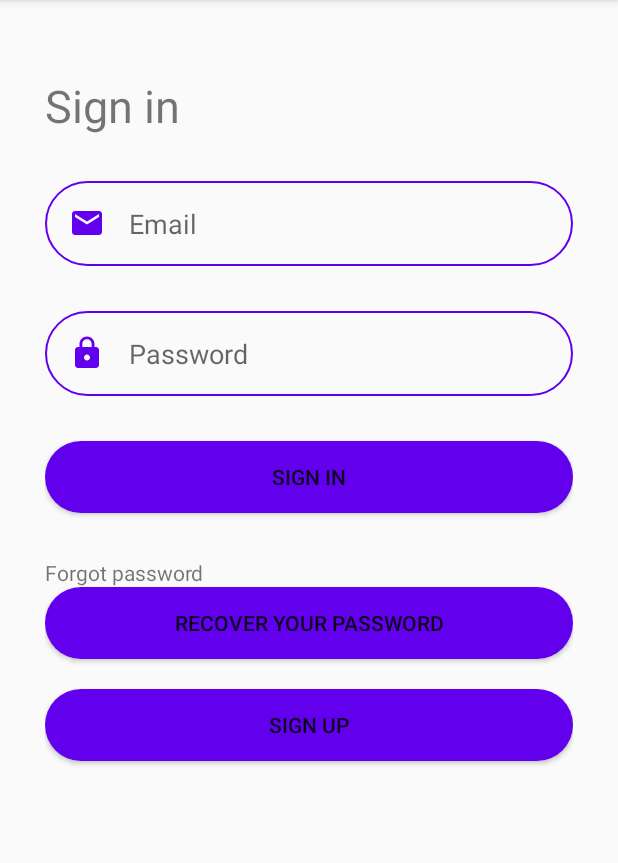
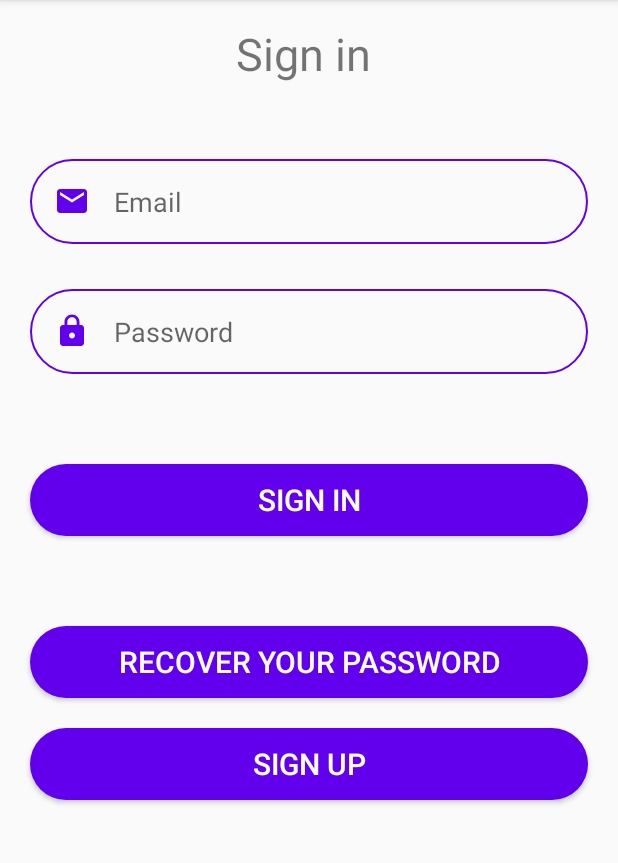
Before and after one commit to Roman-30/--5.2-1, an Android app: the fragment EntryFragment placed in its activity, on a phone screen of 412 x 824 dp, the part 84-947 px from its top. Run offline under Robolectric (Android 15) with nearby library versions, the phone set to English and light mode, and no system bars.

Commit message:
Correction of button design

```diff
--- a/Frontend/MusicZoneApp/app/src/main/res/layout/activity_edit_account.xml
+++ b/Frontend/MusicZoneApp/app/src/main/res/layout/activity_edit_account.xml
@@ -17,6 +17,8 @@
         android:background="@drawable/round_bg"
         android:onClick="goBack"
         android:text="@string/back"
+        android:textColor="@color/textButtonColor"
+        android:textSize="20dp"
         app:layout_constraintStart_toStartOf="parent"
         tools:ignore="MissingConstraints" />
 
@@ -123,6 +125,8 @@
         android:background="@drawable/round_bg"
         android:onClick="save"
         android:text="@string/save"
+        android:textColor="@color/textButtonColor"
+        android:textSize="20dp"
         tools:ignore="MissingConstraints" />
 
 </RelativeLayout>
--- a/Frontend/MusicZoneApp/app/src/main/res/layout/fragment_entry.xml
+++ b/Frontend/MusicZoneApp/app/src/main/res/layout/fragment_entry.xml
@@ -1,38 +1,27 @@
 <?xml version="1.0" encoding="utf-8"?>
-<androidx.constraintlayout.widget.ConstraintLayout xmlns:android="http://schemas.android.com/apk/res/android"
+<RelativeLayout xmlns:android="http://schemas.android.com/apk/res/android"
     xmlns:app="http://schemas.android.com/apk/res-auto"
     xmlns:tools="http://schemas.android.com/tools"
     android:layout_width="match_parent"
     android:layout_height="match_parent">
 
-    <LinearLayout
-        android:id="@+id/linearLayout3"
-        android:layout_width="match_parent"
-        android:layout_height="match_parent"
-        android:layout_marginHorizontal="30dp"
-        android:layout_marginTop="50dp"
-        android:orientation="vertical"
-        app:layout_constraintBottom_toBottomOf="parent"
-        app:layout_constraintEnd_toEndOf="parent"
-        app:layout_constraintStart_toStartOf="parent"
-        app:layout_constraintTop_toTopOf="parent">
 
     <TextView
         android:id="@+id/title"
         android:layout_width="wrap_content"
         android:layout_height="wrap_content"
+        android:layout_alignParentStart="true"
+        android:layout_alignParentTop="true"
+        android:layout_marginStart="157dp"
+        android:layout_marginTop="15dp"
         android:text="@string/sign_in"
         android:textSize="30sp" />
 
-
-        <LinearLayout
-            android:layout_width="match_parent"
-            android:layout_height="wrap_content"
-            android:layout_marginTop="30dp"
-            android:orientation="vertical">
-
     <EditText
             android:id="@+id/email_input"
+            android:layout_below="@id/title"
+            android:layout_marginTop="50dp"
+            android:layout_marginHorizontal="20dp"
             android:layout_width="match_parent"
             android:layout_height="wrap_content"
             android:background="@drawable/round_border"
@@ -40,15 +29,7 @@
             android:drawablePadding="16dp"
             android:ems="10"
             android:hint="@string/email"
-                android:padding="16dp"
-                app:layout_constraintTop_toBottomOf="@id/second_name_input" />
-        </LinearLayout>
-
-        <LinearLayout
-            android:layout_width="match_parent"
-            android:layout_height="wrap_content"
-            android:layout_marginTop="30dp"
-            android:orientation="vertical">
+            android:padding="16dp" />
 
 
         <EditText
@@ -57,43 +38,48 @@
             android:layout_height="wrap_content"
             android:background="@drawable/round_border"
             android:drawableStart="@drawable/ic_lock"
+            android:layout_marginTop="30dp"
+            android:layout_marginHorizontal="20dp"
             android:drawablePadding="16dp"
+            android:layout_below="@id/email_input"
             android:ems="10"
             android:hint="@string/password"
-                android:padding="16dp"
-                app:layout_constraintTop_toBottomOf="@id/second_name_input" />
-        </LinearLayout>
+            android:padding="16dp" />
 
     <Button
         android:id="@+id/sign_in_button"
         android:layout_width="match_parent"
         android:layout_height="wrap_content"
-            android:layout_marginTop="30dp"
+        android:layout_below="@id/password_input"
+        android:layout_marginHorizontal="20dp"
+        android:layout_marginTop="60dp"
         android:background="@drawable/round_bg"
-            android:text="@string/sign_in" />
-
-        <TextView
-            android:id="@+id/forgot_password"
-            android:layout_width="159dp"
-            android:layout_height="wrap_content"
-            android:layout_marginTop="30dp"
-            android:text="@string/forgot_password" />
+        android:text="@string/sign_in"
+        android:textColor="@color/textButtonColor"
+        android:textSize="20dp" />
 
     <Button
         android:id="@+id/recover_password"
         android:layout_width="match_parent"
         android:layout_height="wrap_content"
+        android:layout_below="@id/sign_in_button"
+        android:layout_marginHorizontal="20dp"
+        android:layout_marginTop="60dp"
         android:background="@drawable/round_bg"
-            android:text="@string/recover_password" />
+        android:text="@string/recover_password"
+        android:textColor="@color/textButtonColor"
+        android:textSize="20dp" />
 
     <Button
         android:id="@+id/sign_up_button"
         android:layout_width="match_parent"
         android:layout_height="wrap_content"
+        android:layout_below="@id/recover_password"
+        android:layout_marginHorizontal="20dp"
         android:layout_marginTop="20dp"
         android:background="@drawable/round_bg"
-            android:text="@string/sign_up" />
+        android:text="@string/sign_up"
+        android:textColor="@color/textButtonColor"
+        android:textSize="20dp" />
 
-    </LinearLayout>
-
-</androidx.constraintlayout.widget.ConstraintLayout>
+</RelativeLayout>
--- a/Frontend/MusicZoneApp/app/src/main/res/values/colors.xml
+++ b/Frontend/MusicZoneApp/app/src/main/res/values/colors.xml
@@ -4,6 +4,8 @@
     <color name="colorPrimaryDark">#3700B3</color>
     <color name="colorAccent">#03DAC5</color>
 
+    <color name="textButtonColor">#FFFFFFFF</color>
+
     <color name="black">#FF000000</color>
     <color name="white">#FFFFFFFF</color>
 </resources>
```
Also changed, not shown: Frontend/MusicZoneApp/app/src/main/res/layout/activity_new_password.xml (+6 -47 lines), Frontend/MusicZoneApp/app/src/main/res/layout/activity_registration.xml (+24 -20 lines), Frontend/MusicZoneApp/app/src/main/res/layout/activity_sending_code.xml (+19 -12 lines), Frontend/MusicZoneApp/app/src/main/res/layout/fragment_account.xml (+12 -4 lines). Lines whose indentation alone changed are shown as unchanged.
